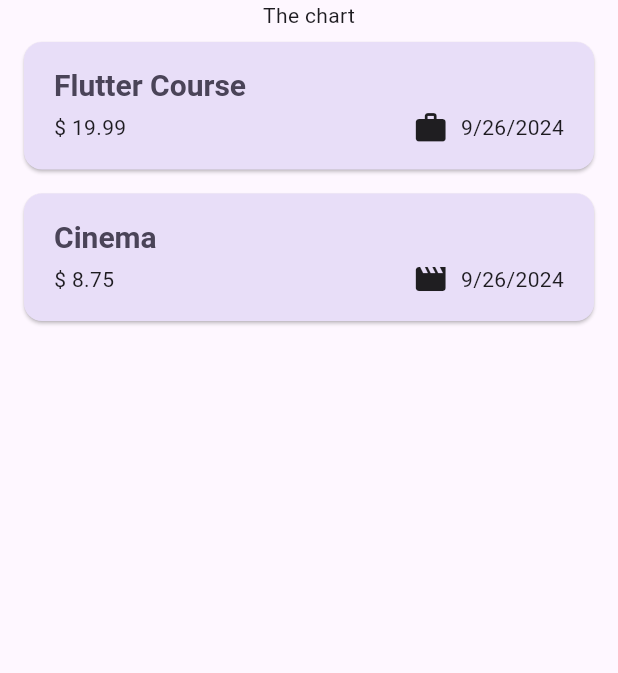
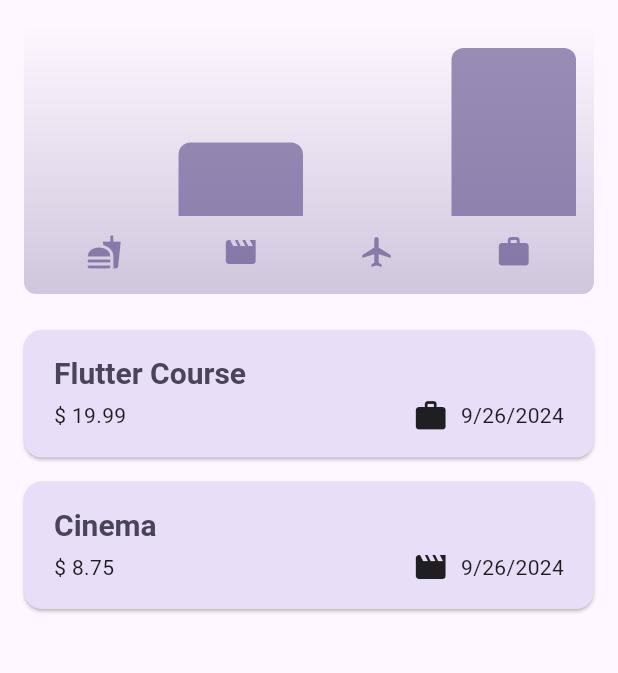
Before and after one commit to HiruniJayawardena/Application-03-Expense-Tracker, a Flutter app: the screen it shows after launch, on a phone screen of 412 x 824 dp, the part 84-757 px from its top. Run offline on Flutter 3.47's test engine with Material 3 defaults, Android fonts, the phone set to English and light mode, and no system bars.

Commit message:
Bar chart added

```diff
--- a/lib/main.dart
+++ b/lib/main.dart
@@ -24,6 +24,12 @@ void main() {
             horizontal: 16,
             vertical: 8,
           ),
+        ),
+        elevatedButtonTheme: ElevatedButtonThemeData(   // there is no copywith
+          style: ElevatedButton.styleFrom(
+            backgroundColor: kDarkColorSchme.primaryContainer,
+            foregroundColor: kDarkColorSchme.onPrimaryContainer,
+          )
         ),
       ),
       theme: ThemeData().copyWith(
--- a/lib/models/expense.dart
+++ b/lib/models/expense.dart
@@ -40,3 +40,29 @@ class Expense{
     return formatter.format(date);
   }
 }
+
+// for the Chart
+class ExpenseBucket{
+  const ExpenseBucket({
+    required this.category,
+    required this.expenses,
+  });
+
+  // Extra constructor function
+  ExpenseBucket.forCategory(
+    List<Expense> allExpenses, this.category)
+    : expenses = allExpenses.where((expense) => expense.category == category).toList();
+
+  final Category category;
+  final List<Expense> expenses;
+
+  double get totalExpenses{
+    double sum = 0;
+
+    for(final expense in expenses){
+      sum += expense.amount; // sum = sum + expense.amount
+    }
+
+    return sum;
+  }
+}
--- /dev/null
+++ b/lib/widgets/chart/chart.dart
@@ -0,0 +1,95 @@
+import 'package:flutter/material.dart';
+
+import 'package:expense_tracker/widgets/chart/chart_bar.dart';
+import 'package:expense_tracker/models/expense.dart';
+
+class Chart extends StatelessWidget {
+  const Chart({super.key, required this.expenses});
+
+  final List<Expense> expenses;
+
+  List<ExpenseBucket> get buckets {
+    return [
+      ExpenseBucket.forCategory(expenses, Category.food),
+      ExpenseBucket.forCategory(expenses, Category.leisure),
+      ExpenseBucket.forCategory(expenses, Category.travel),
+      ExpenseBucket.forCategory(expenses, Category.work),
+    ];
+  }
+
+  double get maxTotalExpense {
+    double maxTotalExpense = 0;
+
+    for (final bucket in buckets) {
+      if (bucket.totalExpenses > maxTotalExpense) {
+        maxTotalExpense = bucket.totalExpenses;
+      }
+    }
+
+    return maxTotalExpense;
+  }
+
+  @override
+  Widget build(BuildContext context) {
+    final isDarkMode =
+        MediaQuery.of(context).platformBrightness == Brightness.dark;
+    return Container(
+      margin: const EdgeInsets.all(16),
+      padding: const EdgeInsets.symmetric(
+        vertical: 16,
+        horizontal: 8,
+      ),
+      width: double.infinity,
+      height: 180,
+      decoration: BoxDecoration(
+        borderRadius: BorderRadius.circular(8),
+        gradient: LinearGradient(
+          colors: [
+            Theme.of(context).colorScheme.primary.withOpacity(0.3),
+            Theme.of(context).colorScheme.primary.withOpacity(0.0)
+          ],
+          begin: Alignment.bottomCenter,
+          end: Alignment.topCenter,
+        ),
+      ),
+      child: Column(
+        children: [
+          Expanded(
+            child: Row(
+              crossAxisAlignment: CrossAxisAlignment.end,
+              children: [
+                for (final bucket in buckets) // alternative to map()
+                  ChartBar(
+                    fill: bucket.totalExpenses == 0
+                        ? 0
+                        : bucket.totalExpenses / maxTotalExpense,
+                  )
+              ],
+            ),
+          ),
+          const SizedBox(height: 12),
+          Row(
+            children: buckets
+                .map(
+                  (bucket) => Expanded(
+                    child: Padding(
+                      padding: const EdgeInsets.symmetric(horizontal: 4),
+                      child: Icon(
+                        categoryIcons[bucket.category],
+                        color: isDarkMode
+                            ? Theme.of(context).colorScheme.secondary
+                            : Theme.of(context)
+                                .colorScheme
+                                .primary
+                                .withOpacity(0.7),
+                      ),
+                    ),
+                  ),
+                )
+                .toList(),
+          )
+        ],
+      ),
+    );
+  }
+}
--- /dev/null
+++ b/lib/widgets/chart/chart_bar.dart
@@ -0,0 +1,34 @@
+import 'package:flutter/material.dart';
+
+class ChartBar extends StatelessWidget {
+  const ChartBar({
+    super.key,
+    required this.fill,
+  });
+
+  final double fill;
+
+  @override
+  Widget build(BuildContext context) {
+    final isDarkMode =
+        MediaQuery.of(context).platformBrightness == Brightness.dark;
+    return Expanded(
+      child: Padding(
+        padding: const EdgeInsets.symmetric(horizontal: 4),
+        child: FractionallySizedBox(
+          heightFactor: fill,
+          child: DecoratedBox(
+            decoration: BoxDecoration(
+              shape: BoxShape.rectangle,
+              borderRadius:
+                  const BorderRadius.vertical(top: Radius.circular(8)),
+              color: isDarkMode
+                  ? Theme.of(context).colorScheme.secondary
+                  : Theme.of(context).colorScheme.primary.withOpacity(0.65),
+            ),
+          ),
+        ),
+      ),
+    );
+  }
+}
--- a/lib/widgets/expenses.dart
+++ b/lib/widgets/expenses.dart
@@ -1,9 +1,8 @@
-import 'dart:math';
-
 import 'package:expense_tracker/widgets/new_expense.dart';
 import 'package:flutter/material.dart';
 import 'package:expense_tracker/models/expense.dart';
 import 'package:expense_tracker/widgets/expenses_list/expenses_list.dart';
+import 'package:expense_tracker/widgets/chart/chart.dart';
 
 class Expenses extends StatefulWidget{
   const Expenses({super.key});
@@ -91,7 +90,7 @@ class _ExpensesState extends State<Expenses>{
       ),
       body: Column(
         children: [
-          const Text('The chart'),
+          Chart(expenses: _registeredExpenses),
           Expanded(child:
             mainContent,
           ),
```
